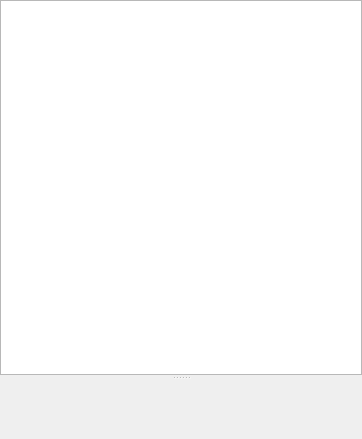
Above: filewidget/FileWidget.ui from HcashOrg/HX-IDE before the change. Below: the same form after it.
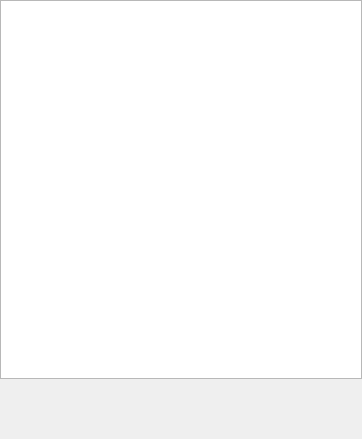
That is the form after the change. Custom widgets are drawn as their Qt base class.

Diff of the .ui file:
```diff
--- a/filewidget/FileWidget.ui
+++ b/filewidget/FileWidget.ui
@@ -35,7 +35,7 @@
       <enum>Qt::Vertical</enum>
      </property>
      <property name="handleWidth">
-      <number>5</number>
+      <number>1</number>
      </property>
      <widget class="FileView" name="fileTree"/>
      <widget class="InterfaceWidget" name="interWidget" native="true"/>
```
